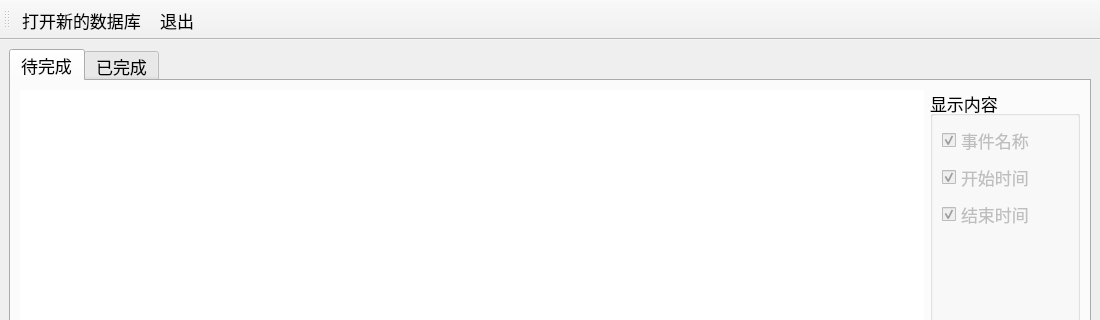
This is mainwindow.ui in Guan94326/TimeManagement as Qt 5 draws it before an edit; both pictures show x 0 to 1100 and y 0 to 320 of the 1100 by 628 pixel window. The edited form follows.
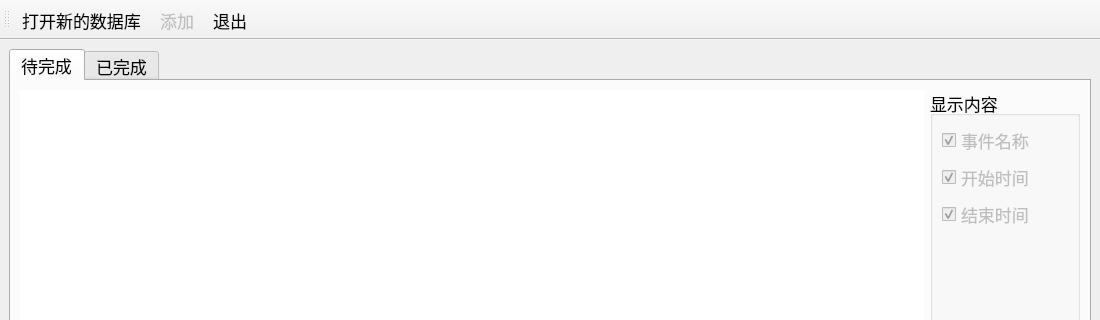
This is the edited form.

Commit message: 完成：编辑对话框打开

```diff
--- a/mainwindow.ui
+++ b/mainwindow.ui
@@ -206,6 +206,9 @@
    </layout>
   </widget>
   <widget class="QToolBar" name="toolBar">
+   <property name="enabled">
+    <bool>true</bool>
+   </property>
    <property name="windowTitle">
     <string>toolBar</string>
    </property>
@@ -216,6 +219,7 @@
     <bool>false</bool>
    </attribute>
    <addaction name="action_open_new_database"/>
+   <addaction name="action_add"/>
    <addaction name="action_exit"/>
   </widget>
   <action name="action_open_new_database">
@@ -234,6 +238,17 @@
     <enum>QAction::NoRole</enum>
    </property>
   </action>
+  <action name="action_add">
+   <property name="enabled">
+    <bool>false</bool>
+   </property>
+   <property name="text">
+    <string>添加</string>
+   </property>
+   <property name="menuRole">
+    <enum>QAction::NoRole</enum>
+   </property>
+  </action>
  </widget>
  <resources/>
  <connections>
```
The commit also changes 6 other files.
